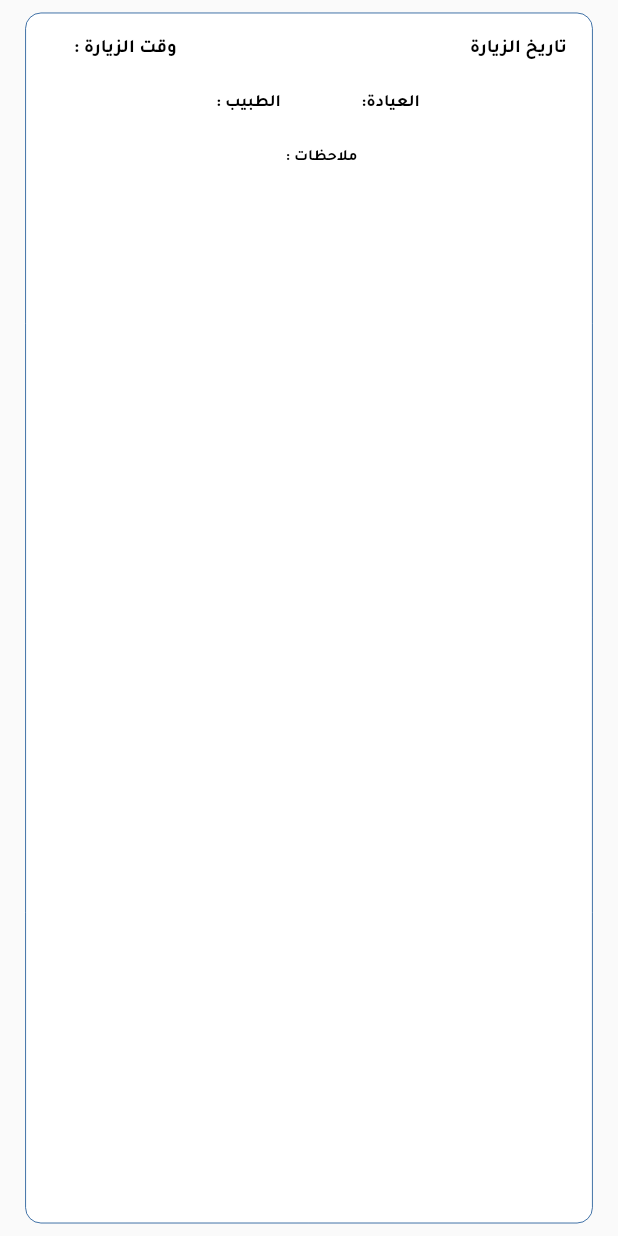
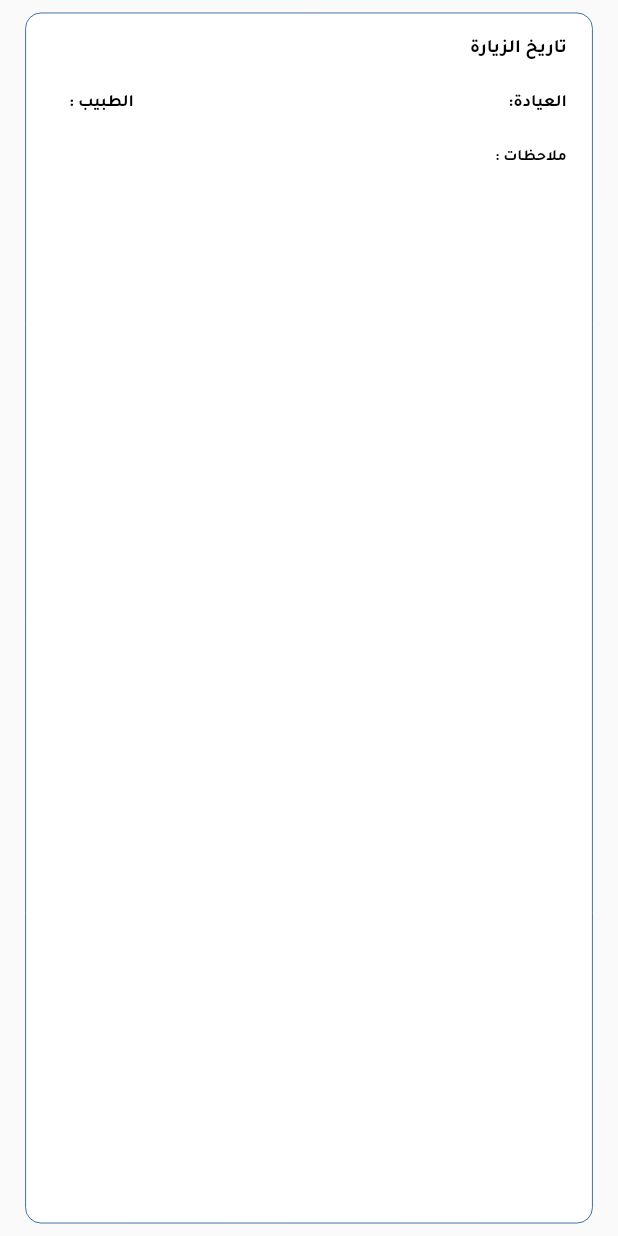
Before and after one commit to HodaTabasi/aphaa, a Flutter app: the VitalItem widget shown alone on an empty page, opened directly with empty values, on a phone screen of 412 x 824 dp. Run offline on Flutter 3.47's test engine with Material 2 defaults, Android fonts, the phone set to English and light mode, and no system bars; our stand-ins replace another_flushbar, avatar_glow, connectivity_plus, firebase_auth, firebase_core, flutter_calendar_carousel and 8 more; missing offline and left inert: flutter_paytabs_bridge, number_pagination; accounts and stored records are empty; generated files the repository leaves out were written again; network calls fail.

Commit message:
المؤشرات الحيوية

```diff
--- a/lib/screens/in_level_screen/vital_signs/vital_item.dart
+++ b/lib/screens/in_level_screen/vital_signs/vital_item.dart
@@ -30,6 +30,8 @@ class VitalItem extends StatelessWidget {
           border: Border.all(color: Color(0xff0E4C8F), width: 0.5.r),
         ),
         child: Column(
+          mainAxisAlignment: MainAxisAlignment.start,
+          crossAxisAlignment: CrossAxisAlignment.start,
           children: [
             Row(
               mainAxisAlignment: MainAxisAlignment.spaceBetween,
@@ -57,33 +59,32 @@ class VitalItem extends StatelessWidget {
                     ),
                   ),
                 ),
-                Padding(
-                  padding: EdgeInsets.fromLTRB(16.r,16.r, 16.r,10.r),
-                  child: Text.rich(
-                    TextSpan(
-                      text: AppLocalizations.of(context)!.visit_time,
-                      style: TextStyle(
-                          fontWeight: FontWeight.bold,
-                          color: Colors.black,
-                          fontSize: 12.sp,
-                          fontFamily: 'Tajawal'),
-                      children: <TextSpan>[
-                        TextSpan(
-                          text: '  ${vitalSign.vitalSignDate!.split(" ").last}  ',
-                          style: TextStyle(
-                              fontWeight: FontWeight.w700,
-                              color: Colors.black45,
-                              fontSize: 12.sp,
-                              fontFamily: 'Tajawal'),
-                        ),
+                // Padding(
+                //   padding: EdgeInsets.fromLTRB(16.r,16.r, 16.r,10.r),
+                //   child: Text.rich(
+                //     TextSpan(
+                //       text: AppLocalizations.of(context)!.visit_time,
+                //       style: TextStyle(
+                //           fontWeight: FontWeight.bold,
+                //           color: Colors.black,
+                //           fontSize: 12.sp,
+                //           fontFamily: 'Tajawal'),
+                //       children: <TextSpan>[
+                //         TextSpan(
+                //           text: '  ${vitalSign.vitalSignDate!.split(" ").last}  ',
+                //           style: TextStyle(
+                //               fontWeight: FontWeight.w700,
+                //               color: Colors.black45,
+                //               fontSize: 12.sp,
+                //               fontFamily: 'Tajawal'),
+                //         ),
+                //       ],
+                //     ),
+                //   ),
+                // ),
               ],
             ),
-                  ),
-                ),
-              ],
-            ),
-            FittedBox(
-              child: Row(
+            Row(
               mainAxisAlignment: MainAxisAlignment.spaceBetween,
               children: [
                 Padding(
@@ -134,7 +135,6 @@ class VitalItem extends StatelessWidget {
                 ),
               ],
             ),
-            ),
             FittedBox(
               child: Row(
                 mainAxisAlignment: MainAxisAlignment.start,
```
Also changed, not shown: 2 other files. Lines whose indentation alone changed are shown as unchanged.
